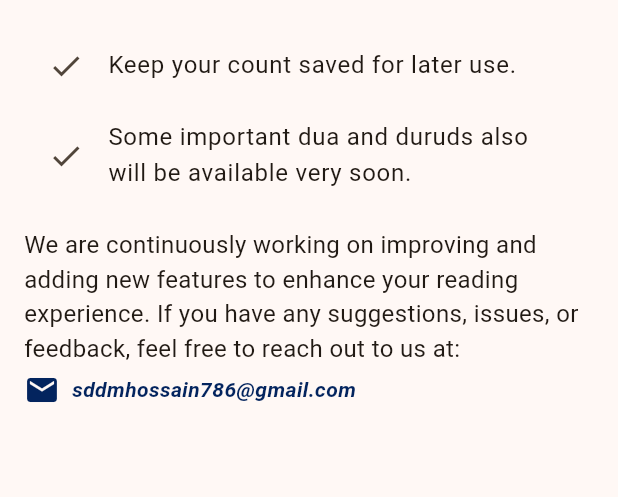
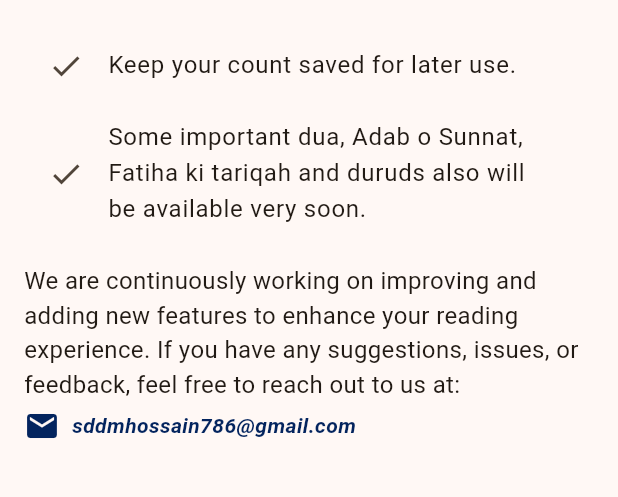
Before and after one commit to shossain786/tasbih, a Flutter app: the MyAppDrawer widget shown alone on an empty page, opened directly, after a tap on "About US", on a phone screen of 412 x 824 dp, the part 497-994 px from its top. Run offline on Flutter 3.47's test engine with Material 3 defaults, Android fonts, the light colour scheme and no system bars; our stand-ins replace shared_preferences; missing offline and left inert: flutter_islamic_icons, flutter_vibrate; accounts and stored records are empty.

Commit message:
script updated

```diff
--- a/assets/json_files/dua.json
+++ b/assets/json_files/dua.json
@@ -134,7 +134,7 @@
       "category": "Daily",
       "subtitle":"بِسْمِ اللَّهِ اللَّهُـمَّ إِنِّي أَعُـوذُ بِـكَ مِـنَ الْخُـبْثِ وَالْخَبَائِثِ",
       "details": "بِسْمِ اللَّهِ اللَّهُـمَّ إِنِّي أَعُـوذُ بِـكَ مِـنَ الْخُـبْثِ وَالْخَبَائِثِ",
-      "tarjumah": "اے اللہ !میں آپ کی پناہ پکڑتا ہوں تمام شیاطین (مردوں اورعورتوں) کے شرسے [(Allah ke naam par)Ye Allah! mai aap ki panah pukarta hun saitan(mardud) ke shar se]",
+      "tarjumah": "",
       "ahadees": "",
       "hawala": "",
       "adab": "1. Jab bhi baitul khala jae, sar dhak kar jana chahie. 2. Juta ya chppam istemal kare. 3. Dakhil hote waqat pahle baen pair aur nikal te waqt dahne pair. 4. Dua padh kar baitul khala me dakhil ho aur bahar hone k baad baad ki dua padhe. 5. Baitul khala me rahte hue gair zaruri baatei na kare. 6. Khadhe ho kar pesab na kare. 7. Baitul khula se bahar nikalne ke baad wuzu karlena behtar hai"
--- a/lib/about_us.dart
+++ b/lib/about_us.dart
@@ -46,7 +46,7 @@ class AboutUsPage extends StatelessWidget {
             ListTile(
               leading: Icon(Icons.check),
               title: Text(
-                  'Some important dua and duruds also will be available very soon.'),
+                  'Some important dua, Adab o Sunnat, Fatiha ki tariqah and duruds also will be available very soon.'),
             ),
             SizedBox(height: 16),
             Text(
--- a/lib/appdrawer.dart
+++ b/lib/appdrawer.dart
@@ -64,7 +64,7 @@ class _MyAppDrawerState extends State<MyAppDrawer> {
             tileColor: MyColors().bgColor(),
             title: drawerTextStyle('Tasbih'),
             leading: Icon(
-              FlutterIslamicIcons.solidTasbihHand,
+              FlutterIslamicIcons.tasbihHand,
               color: MyColors().iconsColor(),
             ),
             trailing: Icon(
@@ -73,6 +73,22 @@ class _MyAppDrawerState extends State<MyAppDrawer> {
             ),
             onTap: () {
               Navigator.pushNamed(context, '/counter');
+            },
+          ),
+          const Divider(color: Colors.white12, height: 1),
+          ListTile(
+            tileColor: MyColors().bgColor(),
+            title: drawerTextStyle('Namaaz'),
+            leading: Icon(
+              FlutterIslamicIcons.sajadah,
+              color: MyColors().iconsColor(),
+            ),
+            trailing: Icon(
+              Icons.chevron_right_rounded,
+              color: MyColors().iconsColor(),
+            ),
+            onTap: () {
+              // Navigator.pushNamed(context, '/namaz');
             },
           ),
           const Divider(color: Colors.white12, height: 1),
@@ -110,6 +126,22 @@ class _MyAppDrawerState extends State<MyAppDrawer> {
           const Divider(color: Colors.white12, height: 1),
           ListTile(
             tileColor: MyColors().bgColor(),
+            title: drawerTextStyle('Adab O Sunnat'),
+            leading: Icon(
+              FlutterIslamicIcons.islam,
+              color: MyColors().iconsColor(),
+            ),
+            trailing: Icon(
+              Icons.chevron_right_rounded,
+              color: MyColors().iconsColor(),
+            ),
+            onTap: () {
+              // Navigator.pushNamed(context, '/vibrate');
+            },
+          ),
+          const Divider(color: Colors.white12, height: 1),
+          ListTile(
+            tileColor: MyColors().bgColor(),
             title: drawerTextStyle('About US'),
             leading: Icon(
               Icons.more,
--- a/lib/main.dart
+++ b/lib/main.dart
@@ -23,7 +23,7 @@ class TasbihAPP extends StatelessWidget {
         '/counter': (context) => const CounterHome(),
         '/duain': (context) => const DuaScreen(),
         '/aboutus': (context) => const AboutUsPage(),
-        // '/vibrate': (context) => const MyApp(),
+        // '/adab': (context) => const AdabOSunnatScreen(),
       },
     );
   }
@@ -72,7 +72,8 @@ class HomePage extends StatelessWidget {
                 borderRadius: BorderRadiusDirectional.all(Radius.circular(10)),
               ),
               child: SizedBox(
-                width: 400,
+                // width: ,
+                width: double.infinity,
                 height: 40,
                 child: Center(
                   child: Text(
--- a/lib/screens/durud_sharif.dart
+++ b/lib/screens/durud_sharif.dart
@@ -24,7 +24,11 @@ class DurudJuma extends StatelessWidget {
                 ),
                 SizedBox(height: 10),
                 Text(
-                    '    Buzurgan e Deen Ne Farmaya Ke Jo Shaks Har Shab E Jumma (Jumuah (Friday) or Jumerat (Thursday) Ke Darmiyani Raat) Is Darood Sharif Ko Pabandi Se kam-az-kam ek martaba (atleast 1 time) padhega to maut (death) k waqt Sarkare Madina ﷺ ki ziyarat karega aur kabr main dakhil hote waqt bhi, yaha tak ki wo dekhega ki sarkare madina Hazrat Muhammad ﷺ use kabr me apne rehmat bhare hatho se utar rahe hain.'),
+                  '    Buzurgan e Deen Ne Farmaya Ke Jo Shaks Har Shab E Jumma (Jumuah (Friday) or Jumerat (Thursday) Ke Darmiyani Raat) Is Darood Sharif Ko Pabandi Se kam-az-kam ek martaba (atleast 1 time) padhega to maut (death) k waqt Sarkare Madina ﷺ ki ziyarat karega aur kabr main dakhil hote waqt bhi, yaha tak ki wo dekhega ki sarkare madina Hazrat Muhammad ﷺ use kabr me apne rehmat bhare hatho se utar rahe hain.',
+                  style: TextStyle(
+                    fontSize: 20,
+                  ),
+                ),
                 SizedBox(
                   height: 10,
                 ),
```
Also changed, not shown: lib/screens/dua1.dart (+6 -2 lines).
